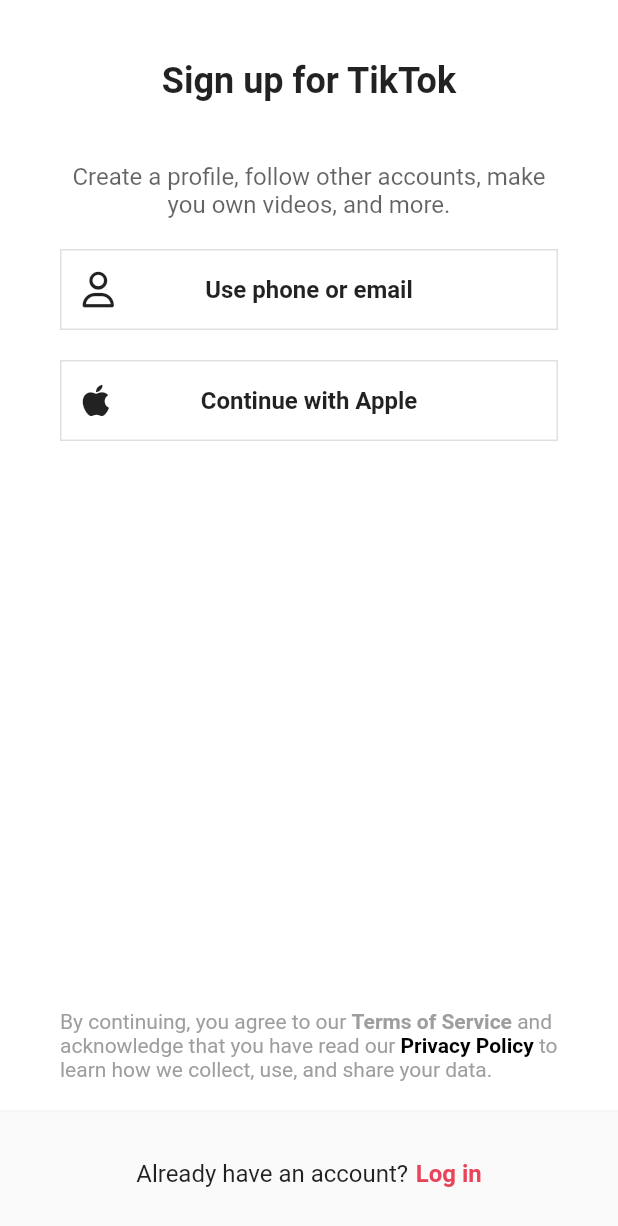
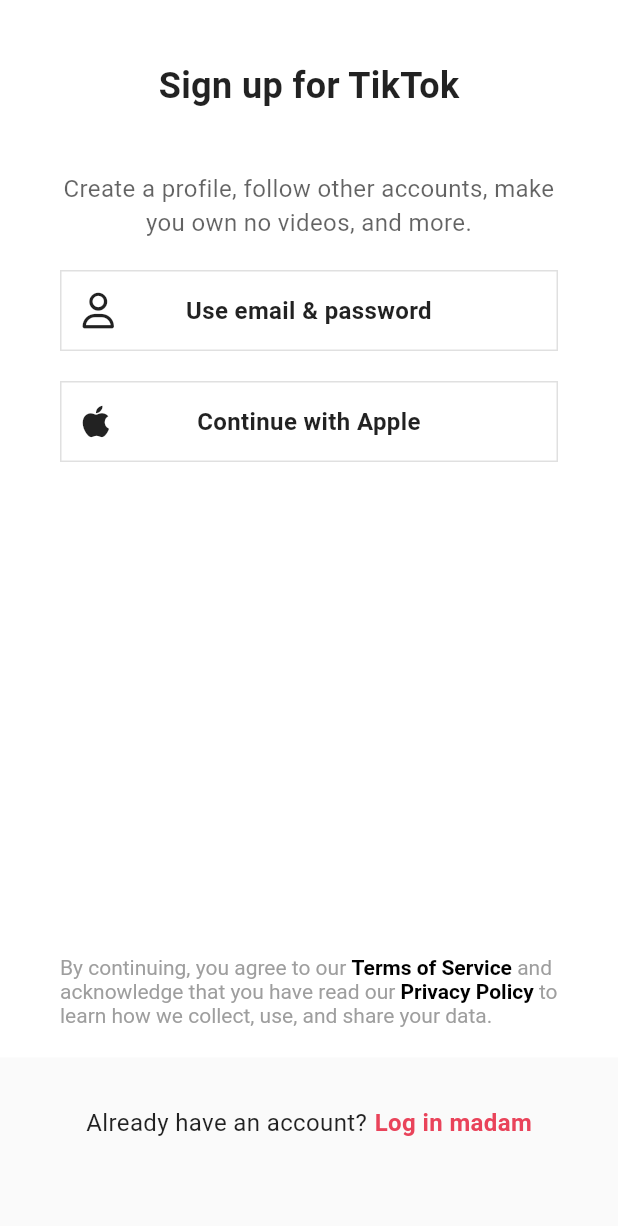
Before and after one commit to KyeongweonPark/tiktok_clone, a Flutter app: the screen it shows after launch, on a phone screen of 412 x 824 dp. Shown: the top 1226 px of the screen. Run offline on Flutter 3.47's test engine with Material 2 defaults, Android fonts, the phone set to English and light mode, and no system bars; our stand-ins replace font_awesome_flutter, video_player, visibility_detector.

Commit message:
16.5 pluralize select

```diff
--- a/lib/features/authentication/birthday_screen.dart
+++ b/lib/features/authentication/birthday_screen.dart
@@ -91,8 +91,7 @@ class _BirthdayScreenState extends State<BirthdayScreen> {
           ],
         ),
       ),
-      bottomNavigationBar: BottomAppBar(
-          child: SizedBox(
+      bottomNavigationBar: SizedBox(
         height: 300,
         child: CupertinoDatePicker(
           maximumDate: initialDate,
@@ -100,7 +99,7 @@ class _BirthdayScreenState extends State<BirthdayScreen> {
           mode: CupertinoDatePickerMode.date,
           onDateTimeChanged: _setTextFieldDate,
         ),
-      )),
+      ),
     );
   }
 }
--- a/lib/features/authentication/sign_up_screen.dart
+++ b/lib/features/authentication/sign_up_screen.dart
@@ -5,6 +5,7 @@ import 'package:tiktok_clone/constants/sizes.dart';
 import 'package:tiktok_clone/features/authentication/login_screen.dart';
 import 'package:tiktok_clone/features/authentication/username_screen.dart';
 import 'package:tiktok_clone/features/authentication/widgets/auth_button.dart';
+import 'package:tiktok_clone/generated/l10n.dart';
 import 'package:tiktok_clone/utils.dart';
 
 class SignUpScreen extends StatelessWidget {
@@ -24,25 +25,26 @@ class SignUpScreen extends StatelessWidget {
   Widget build(BuildContext context) {
     return OrientationBuilder(
       builder: (context, orientation) {
+        final isDark = isDarkMode(context);
         return Scaffold(
           body: SafeArea(
             child: Padding(
               padding: const EdgeInsets.symmetric(horizontal: Sizes.size40),
               child: Column(children: [
                 Gaps.v40,
-                const Text(
-                  "Sign up for TikTok",
-                  style: TextStyle(
+                Text(
+                  S.of(context).signUpTitle("TikTok"),
+                  style: const TextStyle(
                     fontSize: Sizes.size24,
                     fontWeight: FontWeight.w700,
                   ),
                 ),
                 Gaps.v40,
-                const Opacity(
+                Opacity(
                   opacity: 0.7,
                   child: Text(
-                    "Create a profile, follow other accounts, make you own videos, and more.",
-                    style: TextStyle(
+                    S.of(context).signUpSubTitle(0),
+                    style: const TextStyle(
                       fontSize: Sizes.size16,
                     ),
                     textAlign: TextAlign.center,
@@ -52,18 +54,18 @@ class SignUpScreen extends StatelessWidget {
                 if (orientation == Orientation.portrait) ...[
                   GestureDetector(
                     onTap: () => _onUsernameTap(context),
-                    child: const AuthButton(
-                        text: "Use phone or email",
-                        icon: FaIcon(
+                    child: AuthButton(
+                        text: S.of(context).emailPasswordButton,
+                        icon: const FaIcon(
                           FontAwesomeIcons.user,
                         )),
                   ),
                   Gaps.v20,
                   GestureDetector(
                     onTap: () => null,
-                    child: const AuthButton(
-                        text: "Continue with Apple",
-                        icon: FaIcon(
+                    child: AuthButton(
+                        text: S.of(context).appleButton,
+                        icon: const FaIcon(
                           FontAwesomeIcons.apple,
                         )),
                   )
@@ -74,9 +76,9 @@ class SignUpScreen extends StatelessWidget {
                       Expanded(
                         child: GestureDetector(
                           onTap: () => _onUsernameTap(context),
-                          child: const AuthButton(
-                              text: "Use phone or email",
-                              icon: FaIcon(
+                          child: AuthButton(
+                              text: S.of(context).emailPasswordButton,
+                              icon: const FaIcon(
                                 FontAwesomeIcons.user,
                               )),
                         ),
@@ -85,9 +87,9 @@ class SignUpScreen extends StatelessWidget {
                       Expanded(
                         child: GestureDetector(
                           onTap: () => null,
-                          child: const AuthButton(
-                              text: "Continue with Apple",
-                              icon: FaIcon(
+                          child: AuthButton(
+                              text: S.of(context).appleButton,
+                              icon: const FaIcon(
                                 FontAwesomeIcons.apple,
                               )),
                         ),
@@ -110,19 +112,17 @@ class SignUpScreen extends StatelessWidget {
                                 text: 'Terms of Service',
                                 style: TextStyle(
                                     fontWeight: FontWeight.bold,
-                                    color: isDarkMode(context)
-                                        ? Colors.black
-                                        : Colors.grey),
+                                    color: isDark ? Colors.grey : Colors.black),
                               ),
                               const TextSpan(
                                 text:
                                     ' and acknowledge that you have read our ',
                               ),
-                              const TextSpan(
+                              TextSpan(
                                 text: 'Privacy Policy',
                                 style: TextStyle(
                                     fontWeight: FontWeight.bold,
-                                    color: Colors.black),
+                                    color: isDark ? Colors.grey : Colors.black),
                               ),
                               const TextSpan(
                                 text:
@@ -137,17 +137,21 @@ class SignUpScreen extends StatelessWidget {
               ]),
             ),
           ),
-          bottomNavigationBar: BottomAppBar(
-            color: isDarkMode(context) ? null : Colors.grey.shade50,
-            elevation: 2,
+          bottomNavigationBar: Container(
+            color: isDark
+                ? Theme.of(context).appBarTheme.backgroundColor
+                : Colors.grey.shade50,
             child: Padding(
-              padding: const EdgeInsets.symmetric(vertical: Sizes.size32),
+              padding: const EdgeInsets.only(
+                top: Sizes.size32,
+                bottom: Sizes.size64,
+              ),
               child: Row(
                 mainAxisAlignment: MainAxisAlignment.center,
                 children: [
-                  const Text(
-                    'Already have an account?',
-                    style: TextStyle(
+                  Text(
+                    S.of(context).alreadyHaveAnAccount,
+                    style: const TextStyle(
                       fontSize: Sizes.size16,
                     ),
                   ),
@@ -155,7 +159,7 @@ class SignUpScreen extends StatelessWidget {
                   GestureDetector(
                     onTap: () => _onLoginTap(context),
                     child: Text(
-                      'Log in',
+                      S.of(context).logIn("female"),
                       style: TextStyle(
                         fontSize: Sizes.size16,
                         color: Theme.of(context).primaryColor,
--- a/lib/features/main_navigation/widgets/post_video_button.dart
+++ b/lib/features/main_navigation/widgets/post_video_button.dart
@@ -1,6 +1,7 @@
 import 'package:flutter/material.dart';
 import 'package:font_awesome_flutter/font_awesome_flutter.dart';
 import 'package:tiktok_clone/constants/sizes.dart';
+import 'package:tiktok_clone/utils.dart';
 
 class PostVideoButton extends StatelessWidget {
   const PostVideoButton({
@@ -11,6 +12,7 @@ class PostVideoButton extends StatelessWidget {
   final int selectedIndex;
   @override
   Widget build(BuildContext context) {
+    final isDark = isDarkMode(context);
     return Stack(
       clipBehavior: Clip.none,
       children: [
@@ -50,13 +52,13 @@ class PostVideoButton extends StatelessWidget {
             horizontal: Sizes.size12,
           ),
           decoration: BoxDecoration(
-            color: selectedIndex == 0 ? Colors.white : Colors.black,
+            color: selectedIndex == 0 || isDark ? Colors.white : Colors.black,
             borderRadius: BorderRadius.circular(Sizes.size8),
           ),
           child: Center(
             child: FaIcon(
               FontAwesomeIcons.plus,
-              color: selectedIndex == 0 ? Colors.black : Colors.white,
+              color: selectedIndex == 0 || isDark ? Colors.black : Colors.white,
               size: Sizes.size16 + Sizes.size2,
             ),
           ),
--- a/lib/features/onboarding/interests_screen.dart
+++ b/lib/features/onboarding/interests_screen.dart
@@ -119,8 +119,7 @@ class _InterestsScreenState extends State<InterestsScreen> {
               )),
         ),
       ),
-      bottomNavigationBar: BottomAppBar(
-          elevation: 2,
+      bottomNavigationBar: Container(
           child: Padding(
         padding: const EdgeInsets.only(
           bottom: Sizes.size40,
--- a/lib/main.dart
+++ b/lib/main.dart
@@ -1,7 +1,9 @@
 import 'package:flutter/material.dart';
 import 'package:flutter/services.dart';
+import 'package:flutter_localizations/flutter_localizations.dart';
 import 'package:tiktok_clone/constants/sizes.dart';
 import 'package:tiktok_clone/features/authentication/sign_up_screen.dart';
+import 'package:tiktok_clone/generated/l10n.dart';
 
 void main() {
   WidgetsFlutterBinding.ensureInitialized();
@@ -17,11 +19,23 @@ class MyApp extends StatelessWidget {
   // This widget is the root of your application.
   @override
   Widget build(BuildContext context) {
+    S.load(const Locale("en"));
     return MaterialApp(
       debugShowCheckedModeBanner: false,
       title: 'TikTok Clone',
+      localizationsDelegates: const [
+        S.delegate,
+        GlobalWidgetsLocalizations.delegate,
+        GlobalCupertinoLocalizations.delegate,
+        GlobalMaterialLocalizations.delegate,
+      ],
+      supportedLocales: const [
+        Locale("en"),
+        Locale("ko"),
+      ],
       themeMode: ThemeMode.system,
       theme: ThemeData(
+          useMaterial3: true,
           brightness: Brightness.light,
           textTheme: Typography.blackCupertino,
           scaffoldBackgroundColor: Colors.white,
@@ -31,6 +45,7 @@ class MyApp extends StatelessWidget {
           ),
           splashColor: Colors.transparent,
           appBarTheme: const AppBarTheme(
+            surfaceTintColor: Colors.white,
             centerTitle: true,
             elevation: 0,
             backgroundColor: Colors.white,
@@ -40,18 +55,43 @@ class MyApp extends StatelessWidget {
               fontSize: Sizes.size16 + Sizes.size2,
               fontWeight: FontWeight.w600,
             ),
+          ),
+          tabBarTheme: TabBarTheme(
+            indicatorColor: Colors.black,
+            unselectedLabelColor: Colors.grey.shade500,
+            labelColor: Colors.black,
+          ),
+          listTileTheme: const ListTileThemeData(
+            iconColor: Colors.black,
           )),
       home: const SignUpScreen(),
       darkTheme: ThemeData(
+          useMaterial3: true,
+          textSelectionTheme: const TextSelectionThemeData(
+            cursorColor: Color(0xFFE9435A),
+          ),
           brightness: Brightness.dark,
           textTheme: Typography.whiteMountainView,
           scaffoldBackgroundColor: Colors.black,
-        appBarTheme: AppBarTheme(backgroundColor: Colors.grey.shade900),
+          appBarTheme: AppBarTheme(
+            actionsIconTheme: IconThemeData(color: Colors.grey.shade100),
+            surfaceTintColor: Colors.grey.shade900,
+            backgroundColor: Colors.grey.shade900,
+            titleTextStyle: const TextStyle(
+              color: Colors.white,
+              fontSize: Sizes.size16 + Sizes.size2,
+              fontWeight: FontWeight.w600,
+            ),
+          ),
           bottomAppBarTheme: BottomAppBarTheme(
             color: Colors.grey.shade900,
           ),
           primaryColor: const Color(0xFFE9435A),
-      ),
+          tabBarTheme: TabBarTheme(
+            indicatorColor: Colors.white,
+            unselectedLabelColor: Colors.grey.shade700,
+            labelColor: Colors.white,
+          )),
     );
   }
 }
```
Also changed, not shown: lib/features/authentication/login_screen.dart (+8 -4 lines), lib/features/discover/discover_screen.dart (+12 -9 lines), lib/features/main_navigation/main_navigation_screen.dart (+10 -4 lines), lib/features/main_navigation/widgets/nav_tab.dart (+9 -3 lines), lib/features/onboarding/tutorial_screen.dart (+6 -4 lines), lib/features/settings/settings_screen.dart (+12 -3 lines), lib/features/users/user_profile_screen.dart (+6 -2 lines), lib/features/users/widgets/persistent_tab_bar.dart (+8 -7 lines), lib/features/videos/widgets/video_comments.dart (+26 -13 lines), lib/inbox/activity_screen.dart (+12 -10 lines), lib/inbox/chat_detail_screen.dart (+18 -10 lines), lib/inbox/inbox_screen.dart (+4 -4 lines), lib/l10n/intl_en.arb (added, +27 -0 lines), lib/l10n/intl_ko.arb (added, +7 -0 lines), 6 more files. Lines whose indentation alone changed are shown as unchanged.
